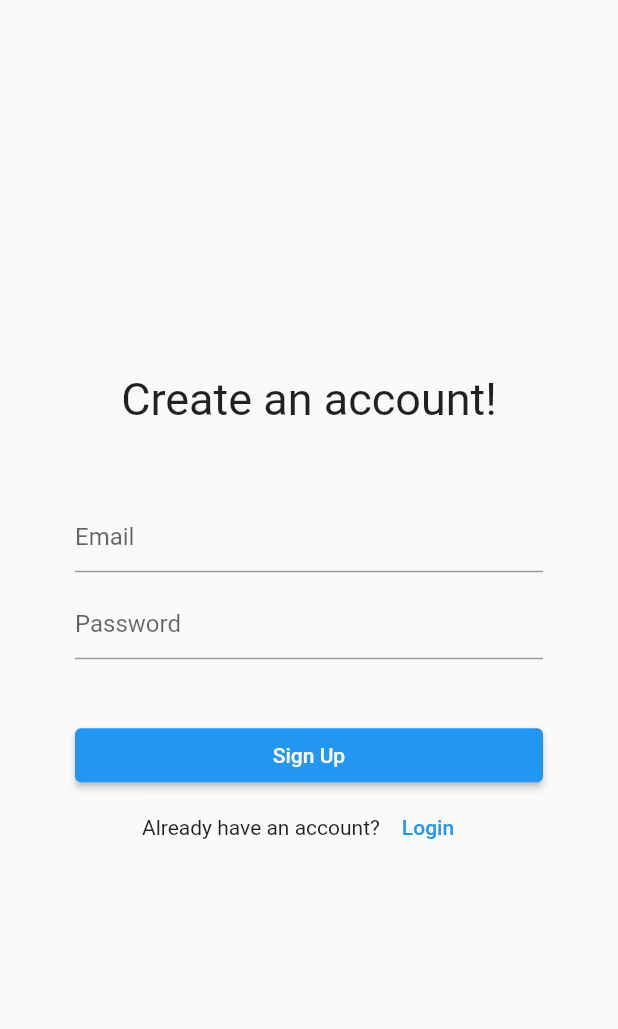
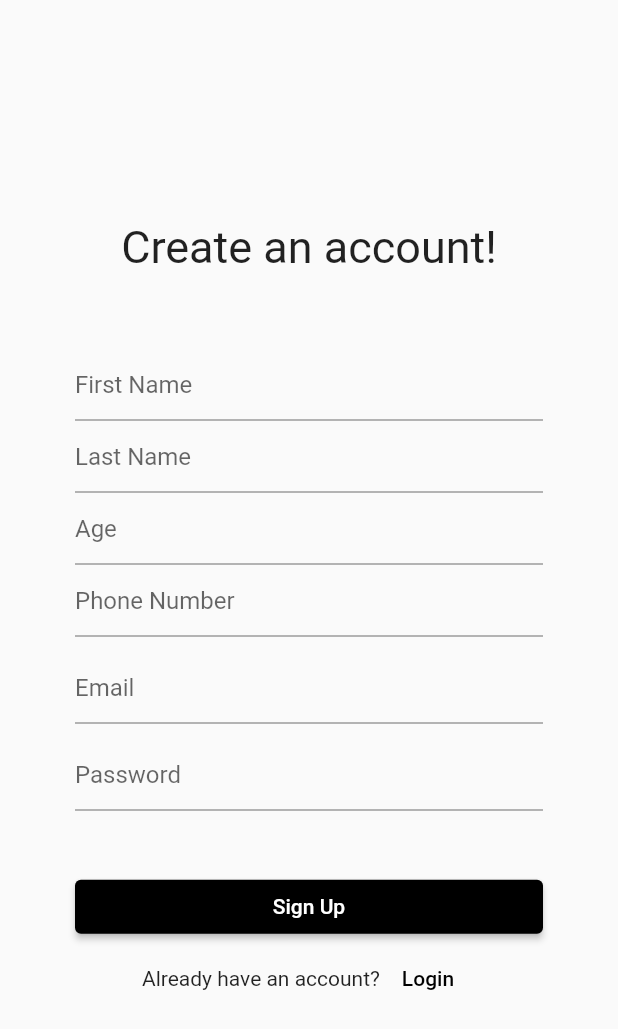
Before and after one commit to njtan142/Pasabay-Flutter, a Flutter app: the screen it shows after launch, after a tap on "Sign in", on a phone screen of 412 x 824 dp. Shown: the top 1029 px of the screen. Run offline on Flutter 3.47's test engine with Material 2 defaults, Android fonts, the phone set to English and light mode, and no system bars; our stand-ins replace cloud_firestore, firebase_auth, firebase_core, flutter_speed_dial; accounts and stored records are empty.

Commit message:
forgot password implemented

```diff
--- a/lib/main.dart
+++ b/lib/main.dart
@@ -20,7 +20,8 @@ class MyApp extends StatelessWidget {
     return MaterialApp(
       title: 'Flutter Demo',
       theme: ThemeData(
-        primarySwatch: Colors.blue,
+        colorScheme: ColorScheme.fromSwatch()
+            .copyWith(primary: Colors.black, secondary: Colors.yellow.shade700),
       ),
       home: const MainPage(),
     );
--- a/lib/widgets/authentication/login_widget.dart
+++ b/lib/widgets/authentication/login_widget.dart
@@ -2,6 +2,7 @@ import 'package:flutter/material.dart';
 import 'package:flutter/src/foundation/key.dart';
 import 'package:flutter/src/widgets/framework.dart';
 import 'package:firebase_auth/firebase_auth.dart';
+import 'package:taralets/widgets/authentication/password_recovery_widget.dart';
 import 'package:taralets/widgets/authentication/signin_widget.dart';
 
 class LoginWidget extends StatefulWidget {
@@ -58,6 +59,20 @@ class _LoginWidgetState extends State<LoginWidget> {
                 decoration: const InputDecoration(hintText: "Password"),
                 obscureText: true,
               ),
+              Row(
+                mainAxisAlignment: MainAxisAlignment.end,
+                children: [
+                  TextButton(
+                      onPressed: () {
+                        Navigator.push(
+                            context,
+                            MaterialPageRoute(
+                                builder: (context) =>
+                                    PasswordRecoveryWidget()));
+                      },
+                      child: Text("Forgot Password"))
+                ],
+              ),
               const SizedBox(
                 height: 40,
               ),
--- a/lib/widgets/authentication/signin_widget.dart
+++ b/lib/widgets/authentication/signin_widget.dart
@@ -1,3 +1,4 @@
+import 'package:cloud_firestore/cloud_firestore.dart';
 import 'package:flutter/src/foundation/key.dart';
 import 'package:flutter/src/widgets/framework.dart';
 import 'package:flutter/material.dart';
@@ -13,12 +14,20 @@ class SignInWidget extends StatefulWidget {
 class _SignInWidgetState extends State<SignInWidget> {
   final emailController = TextEditingController();
   final paswordController = TextEditingController();
+  final firstNameController = TextEditingController();
+  final lastNameController = TextEditingController();
+  final ageController = TextEditingController();
+  final phoneNumberController = TextEditingController();
 
   @override
   void dispose() {
     // TODO: implement dispose
     emailController.dispose();
     paswordController.dispose();
+    firstNameController.dispose();
+    lastNameController.dispose();
+    ageController.dispose();
+    phoneNumberController.dispose();
     super.dispose();
   }
 
@@ -27,7 +36,14 @@ class _SignInWidgetState extends State<SignInWidget> {
         .createUserWithEmailAndPassword(
             email: emailController.text.trim(),
             password: paswordController.text.trim())
-        .then((value) => Navigator.pop(context));
+        .then((value) {
+      FirebaseFirestore.instance.collection("users").doc(value.user!.uid).set({
+        'first_name': firstNameController.text.trim(),
+        'last_name': lastNameController.text.trim(),
+        'age': ageController.text.trim(),
+        'phone_number': phoneNumberController.text.trim(),
+      }).then((value) => Navigator.pop(context));
+    });
   }
 
   @override
@@ -45,6 +61,29 @@ class _SignInWidgetState extends State<SignInWidget> {
               ),
               const SizedBox(
                 height: 50,
+              ),
+              TextField(
+                controller: firstNameController,
+                keyboardType: TextInputType.name,
+                decoration: const InputDecoration(hintText: "First Name"),
+              ),
+              TextField(
+                controller: lastNameController,
+                keyboardType: TextInputType.name,
+                decoration: const InputDecoration(hintText: "Last Name"),
+              ),
+              TextField(
+                controller: ageController,
+                keyboardType: TextInputType.number,
+                decoration: const InputDecoration(hintText: "Age"),
+              ),
+              TextField(
+                controller: phoneNumberController,
+                keyboardType: TextInputType.phone,
+                decoration: const InputDecoration(hintText: "Phone Number"),
+              ),
+              const SizedBox(
+                height: 10,
               ),
               TextField(
                 controller: emailController,
--- a/pubspec.yaml
+++ b/pubspec.yaml
@@ -36,6 +36,7 @@ dependencies:
   cupertino_icons: ^1.0.2
   cloud_firestore: ^3.4.9
   firebase_auth: ^3.10.0
+  flutter_speed_dial: ^6.0.0
 
 dev_dependencies:
   flutter_test:
```
Also changed, not shown: lib/widgets/authentication/password_recovery_widget.dart (added, +72 -0 lines), lib/widgets/home_page.dart (+59 -5 lines), pubspec.lock.
